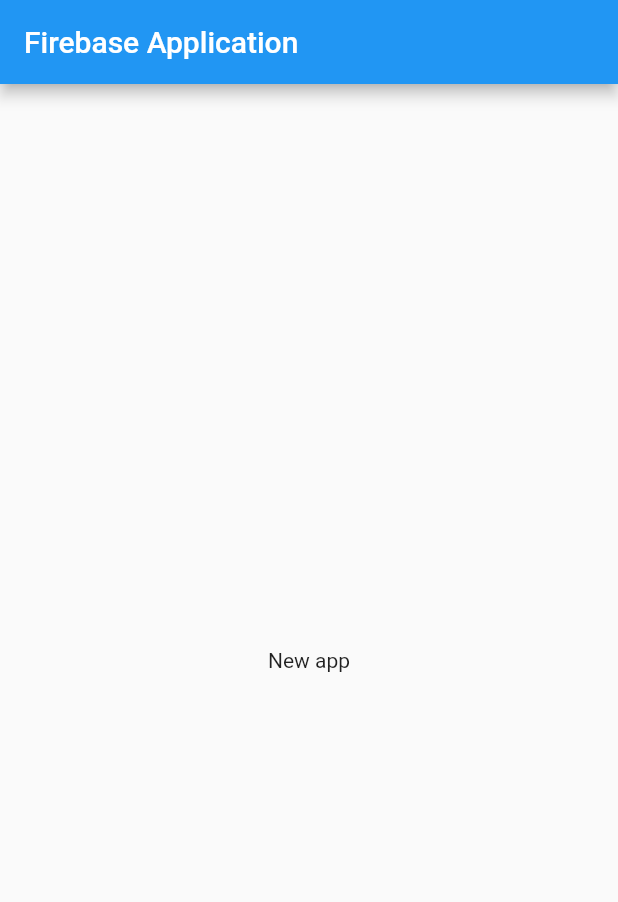
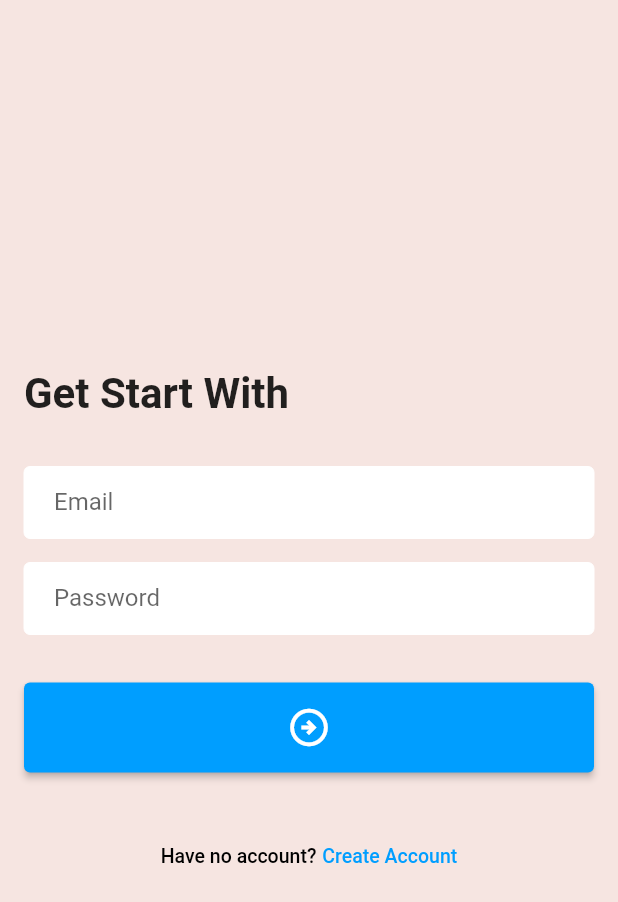
Before and after one commit to altalha201/firebase_with_flutter_practice, a Flutter app: the screen it shows after launch, on a phone screen of 412 x 824 dp. Shown: the top 902 px of the screen. Run offline on Flutter 3.47's test engine with Material 2 defaults, Android fonts, the phone set to English and light mode, and no system bars; our stand-ins replace get.

Commit message:
UI Design for Photo app

```diff
--- /dev/null
+++ b/lib/UI/screen/login_screen.dart
@@ -0,0 +1,76 @@
+import 'package:firebase_with_flutter_practice/UI/widgets/dual_text_widget.dart';
+import 'package:flutter/material.dart';
+import 'package:get/get.dart';
+
+import '../utility/text_styles.dart';
+import '../utility/ui_utility.dart';
+import '../widgets/app_elevated_button.dart';
+import '../widgets/app_text_field.dart';
+import '../widgets/background.dart';
+
+class LoginScreen extends StatelessWidget {
+  LoginScreen({Key? key}) : super(key: key);
+
+  final TextEditingController _emailET = TextEditingController();
+  final TextEditingController _passET = TextEditingController();
+  final GlobalKey<FormState> _loginKey = GlobalKey<FormState>();
+
+  @override
+  Widget build(BuildContext context) {
+    return Scaffold(
+      body: Background(
+        child: Padding(
+          padding: const EdgeInsets.all(16.0),
+          child: Form(
+            key: _loginKey,
+            child: Column(
+              mainAxisAlignment: MainAxisAlignment.center,
+              crossAxisAlignment: CrossAxisAlignment.start,
+              children: [
+                Text("Get Start With", style: titleStyle(),),
+                const SizedBox(height: 32.0,),
+                AppTextField(
+                  validator: (value) {
+                    if (value?.trim().isEmpty ?? true) {
+                      return "Enter Your Email";
+                    }
+                    return null;
+                  },
+                  hint: "Email",
+                  controller: _emailET
+                ),
+                const SizedBox(height: 16.0,),
+                AppTextField(
+                  validator: (value) {
+                    if ((value?.isEmpty ?? true) || ((value?.length ?? 0) < 8)) {
+                      return "Enter Password with 8 or more characters";
+                    }
+                    return null;
+                  },
+                  obscureText: true,
+                  hint: "Password",
+                  controller: _passET
+                ),
+                const SizedBox(height: 32.0,),
+                AppElevatedButton(
+                  onTap: () {
+                    Get.offAllNamed("/home");
+                  },
+                  child: UIUtility.proceedIcon
+                ),
+                const SizedBox(height: 48.0,),
+                DualTextWidget(
+                  onTap: () {
+                    Get.toNamed("/create");
+                  },
+                  question: "Have no account?",
+                  todo: "Create Account"
+                ),
+              ],
+            ),
+          ),
+        ),
+      ),
+    );
+  }
+}
--- /dev/null
+++ b/lib/UI/utility/application_colors.dart
@@ -0,0 +1,9 @@
+import 'dart:ui';
+
+class ApplicationColor {
+  static Color colorBlack = const Color.fromRGBO(0, 0, 0, 1.0);
+  static Color colorOffWhite = const Color.fromRGBO(246, 229, 225, 1.0);
+  static Color colorBiscuit = const Color.fromRGBO(254, 237, 202, 1.0);
+  static Color colorWhite = const Color.fromRGBO(255, 255, 255, 1.0);
+  static Color colorBlue = const Color.fromRGBO(0, 158, 255, 1.0);
+}
--- /dev/null
+++ b/lib/UI/utility/text_styles.dart
@@ -0,0 +1,13 @@
+
+import 'package:flutter/material.dart';
+
+TextStyle titleStyle() => const TextStyle(
+  fontSize: 28,
+  fontWeight: FontWeight.w700
+);
+
+TextStyle textButtonStyle(textColor) => TextStyle(
+  fontSize: 13,
+  fontWeight: FontWeight.w500,
+  color: textColor
+);
--- /dev/null
+++ b/lib/UI/utility/ui_utility.dart
@@ -0,0 +1,9 @@
+import 'package:flutter/material.dart';
+
+class UIUtility {
+
+  static Icon proceedIcon = const Icon(
+    Icons.arrow_circle_right_outlined,
+    size: 30,
+  );
+}
--- /dev/null
+++ b/lib/UI/widgets/app_elevated_button.dart
@@ -0,0 +1,30 @@
+import 'package:flutter/material.dart';
+
+import '../utility/application_colors.dart';
+
+class AppElevatedButton extends StatelessWidget {
+
+  final VoidCallback onTap;
+  final Widget child;
+
+  const AppElevatedButton({
+    Key? key,
+    required this.onTap,
+    required this.child
+  }) : super(key: key);
+
+  @override
+  Widget build(BuildContext context) {
+    return SizedBox(
+      width: double.infinity,
+      child: ElevatedButton(
+        style: ElevatedButton.styleFrom(
+          backgroundColor: ApplicationColor.colorBlue,
+          padding: const EdgeInsets.all(15.0),
+        ),
+        onPressed: onTap,
+        child: child,
+      ),
+    );
+  }
+}
--- /dev/null
+++ b/lib/UI/widgets/app_text_field.dart
@@ -0,0 +1,52 @@
+import 'package:flutter/material.dart';
+
+import '../utility/application_colors.dart';
+
+class AppTextField extends StatelessWidget {
+
+  final String hint;
+  final TextEditingController controller;
+  final bool? obscureText;
+  final int? maxLine;
+  final bool? readOnly;
+  final Function(String?)? validator;
+
+  const AppTextField({
+    Key? key,
+    required this.hint,
+    this.obscureText,
+    required this.controller,
+    this.validator,
+    this.maxLine,
+    this.readOnly,
+  }) : super(key: key);
+
+  @override
+  Widget build(BuildContext context) {
+    return TextFormField(
+      obscureText: obscureText ?? false,
+      controller: controller,
+      readOnly: readOnly ?? false,
+      validator: (value) {
+        if (validator != null) {
+          return validator!(value);
+        }
+        return null;
+      },
+      maxLines: maxLine ?? 1,
+      decoration: InputDecoration(
+          focusedBorder: OutlineInputBorder(
+            borderSide: BorderSide(color: ApplicationColor.colorBlue, width: 1),
+          ),
+          fillColor: ApplicationColor.colorWhite,
+          filled: true,
+          contentPadding: const EdgeInsets.symmetric(horizontal: 20, vertical: 10),
+          enabledBorder: OutlineInputBorder(
+            borderSide: BorderSide(color: ApplicationColor.colorWhite, width: 0.0),
+          ),
+          border: const OutlineInputBorder(),
+          labelText: hint
+      ),
+    );
+  }
+}
--- /dev/null
+++ b/lib/UI/widgets/background.dart
@@ -0,0 +1,25 @@
+import 'package:firebase_with_flutter_practice/UI/utility/application_colors.dart';
+import 'package:flutter/material.dart';
+
+class Background extends StatelessWidget {
+  const Background({Key? key, required this.child}) : super(key: key);
+
+  final Widget child;
+
+  @override
+  Widget build(BuildContext context) {
+    final Size screenSize = MediaQuery.of(context).size;
+    return Stack(
+      children: [
+        Container(
+          height: screenSize.height,
+          width: screenSize.width,
+          decoration: BoxDecoration(
+            color: ApplicationColor.colorOffWhite
+          ),
+        ),
+        SafeArea(child: child),
+      ],
+    );
+  }
+}
--- /dev/null
+++ b/lib/UI/widgets/dual_text_widget.dart
@@ -0,0 +1,43 @@
+import 'package:flutter/material.dart';
+
+import '../utility/application_colors.dart';
+import '../utility/text_styles.dart';
+
+class DualTextWidget extends StatelessWidget {
+
+  final String question;
+  final String todo;
+  final VoidCallback? onTap;
+
+  const DualTextWidget({
+    Key? key,
+    required this.question,
+    required this.todo,
+    this.onTap
+  }) : super(key: key);
+
+  @override
+  Widget build(BuildContext context) {
+    return InkWell(
+      hoverColor: Colors.transparent,
+      splashColor: Colors.transparent,
+      focusColor: Colors.transparent,
+      highlightColor: Colors.transparent,
+      onTap: onTap,
+      child: Row(
+        mainAxisAlignment: MainAxisAlignment.center,
+        children: [
+          Text(
+            question,
+            style: textButtonStyle(ApplicationColor.colorBlack),
+          ),
+          const SizedBox(width: 4.0),
+          Text(
+            todo,
+            style: textButtonStyle(ApplicationColor.colorBlue),
+          ),
+        ],
+      ),
+    );
+  }
+}
--- a/lib/main.dart
+++ b/lib/main.dart
@@ -1,4 +1,10 @@
+import 'package:firebase_with_flutter_practice/UI/screen/signup_screen.dart';
 import 'package:flutter/material.dart';
+import 'package:get/get.dart';
+
+import 'UI/screen/home_screen.dart';
+import 'UI/screen/login_screen.dart';
+import 'UI/screen/splash_screen.dart';
 
 void main() {
   runApp(const FirebaseApp());
@@ -9,25 +15,16 @@ class FirebaseApp extends StatelessWidget {
 
   @override
   Widget build(BuildContext context) {
-    return const MaterialApp(
+    return GetMaterialApp(
       title: "Flutter with Firebase",
-      home: HomePage(),
+      debugShowCheckedModeBanner: false,
+      initialRoute: "/",
+      getPages: [
+        GetPage(name: "/", page: () => const SplashScreen()),
+        GetPage(name: "/login", page: () => LoginScreen()),
+        GetPage(name: "/create", page: () => SignupScreen()),
+        GetPage(name: "/home", page: () => HomeScreen()),
+      ],
     );
   }
 }
-
-class HomePage extends StatelessWidget {
-  const HomePage({Key? key}) : super(key: key);
-
-  @override
-  Widget build(BuildContext context) {
-    return Scaffold(
-      appBar: AppBar(
-        title: const Text("Firebase Application"),
-      ),
-      body: const Center(
-        child: Text("New app"),
-      ),
-    );
-  }
-}
--- a/pubspec.yaml
+++ b/pubspec.yaml
@@ -36,6 +36,12 @@ dependencies:
   # The following adds the Cupertino Icons font to your application.
   # Use with the CupertinoIcons class for iOS style icons.
   cupertino_icons: ^1.0.2
+  get: ^4.6.5
+  image_picker: ^0.8.7+1
+  firebase_core: ^2.9.0
+  cloud_firestore: ^4.5.0
+  firebase_storage: ^11.1.0
+  firebase_auth: ^4.4.0
 
 dev_dependencies:
   flutter_test:
```
Also changed, not shown: lib/UI/screen/home_screen.dart (added, +63 -0 lines), lib/UI/screen/photo_view.dart (added, +11 -0 lines), lib/UI/screen/signup_screen.dart (added, +103 -0 lines), lib/UI/screen/splash_screen.dart (added, +42 -0 lines), pubspec.lock, 1 other file.
